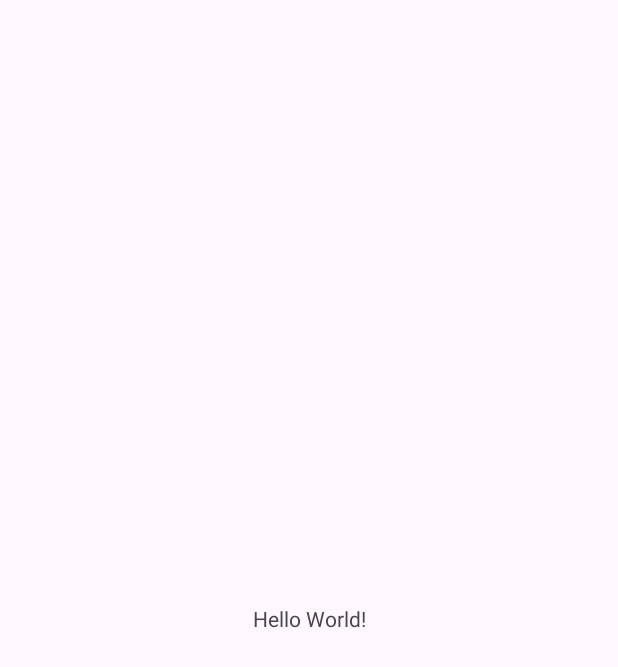
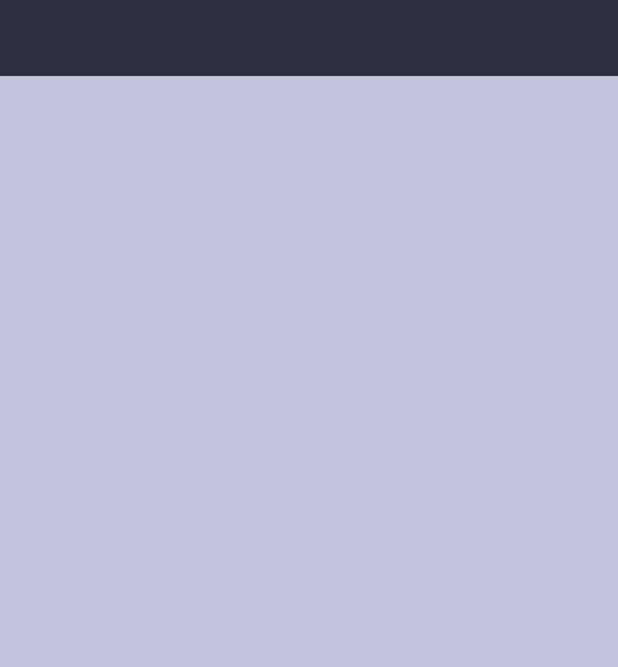
Before and after one commit to SirProg/ED_G2_Proyecto, an Android app: the screen it shows after launch (MainActivity), on a phone screen of 412 x 824 dp. Before the commit the part shown is almost empty. Shown: the top 667 px of the screen. Run offline under Robolectric (Android 15) with nearby library versions, the phone set to English and light mode, and no system bars.

Commit message:
create packages

```diff
--- a/app/src/main/res/layout/activity_main.xml
+++ b/app/src/main/res/layout/activity_main.xml
@@ -7,13 +7,19 @@
     android:layout_height="match_parent"
     tools:context=".MainActivity">
 
-    <TextView
-        android:layout_width="wrap_content"
-        android:layout_height="wrap_content"
-        android:text="Hello World!"
-        app:layout_constraintBottom_toBottomOf="parent"
-        app:layout_constraintEnd_toEndOf="parent"
-        app:layout_constraintStart_toStartOf="parent"
-        app:layout_constraintTop_toTopOf="parent" />
+    <ScrollView
+        android:layout_width="match_parent"
+        android:layout_height="match_parent"
+        android:background="@color/Secondary">
+
+        <FrameLayout
+            android:layout_width="match_parent"
+            android:layout_height="wrap_content"
+            android:background="@color/on_Secondary"
+            android:padding="25dp"
+
+            />
+    </ScrollView>
+
 
 </androidx.constraintlayout.widget.ConstraintLayout>
```
Also changed, not shown: app/src/main/res/values/colors.xml (+14 -0 lines).
